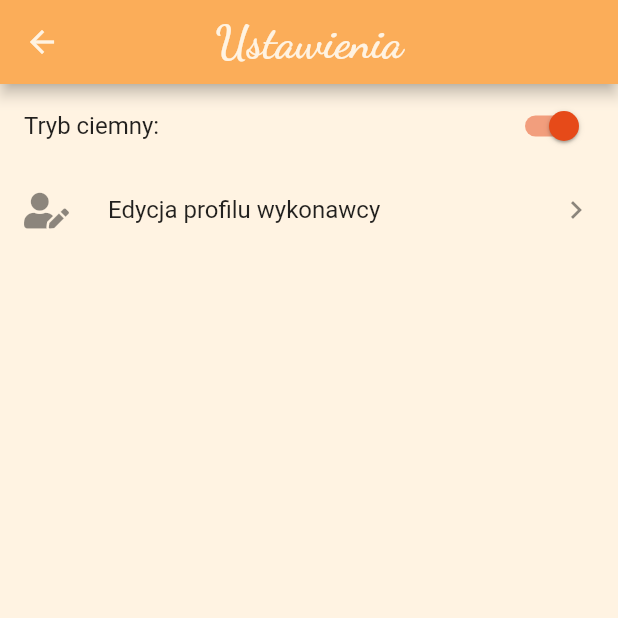
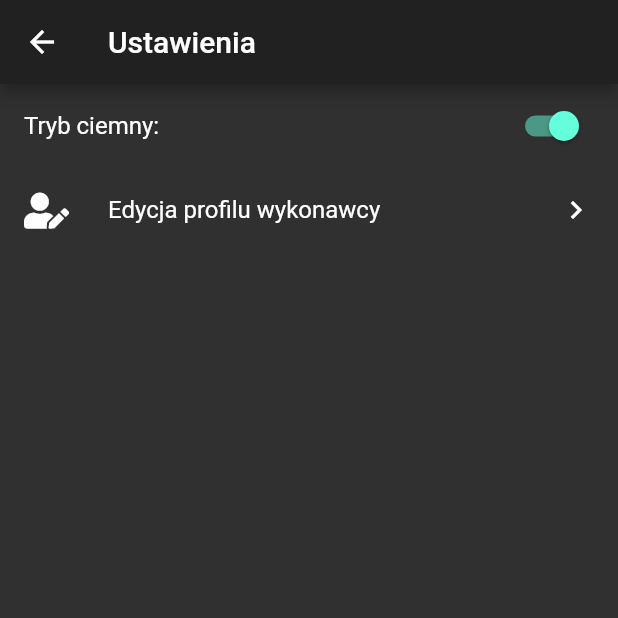
Before and after one commit to wysockikacper98/praca_inzynierska, a Flutter app: the SettingsScreen screen opened by its route, after a tap on "Tryb ciemny:", on a phone screen of 412 x 824 dp, the top half of it. Run offline on Flutter 3.47's test engine with Material 2 defaults, Android fonts, the phone set to English and light mode, and no system bars; our stand-ins replace auto_size_text, carousel_slider, cloud_firestore, firebase_auth, firebase_core, firebase_storage and 6 more; accounts and stored records are empty.

Commit message:
Przełączanie Theme aplikacji i zapisywanie ich w pamięci telefonu.
Took 56 minutes

```diff
--- a/lib/helpers/sharedPreferences.dart
+++ b/lib/helpers/storage_manager.dart
@@ -42,3 +42,27 @@
 //   await sharedPreferences.remove('user');
 //   setCurrentUser(null);
 // }
+
+
+import 'package:shared_preferences/shared_preferences.dart';
+
+class StorageManager {
+  static Future<void> saveData(String key, String value) async {
+    final prefs = await SharedPreferences.getInstance();
+    if (value is String) {
+      prefs.setString(key, value);
+    } else {
+      print("Invalid Type");
+    }
+  }
+
+  static Future<String> readData(String key) async {
+    final prefs = await SharedPreferences.getInstance();
+    return prefs.getString(key);
+  }
+
+  static Future<bool> deleteData(String key) async {
+    final prefs = await SharedPreferences.getInstance();
+    return prefs.remove(key);
+  }
+}
--- a/lib/main.dart
+++ b/lib/main.dart
@@ -9,6 +9,7 @@ import 'package:praca_inzynierska/screens/login/register_contractor_screen.dart'
 import 'package:praca_inzynierska/screens/login/register_user_screen.dart';
 import 'package:praca_inzynierska/screens/search/search_screen.dart';
 import 'package:praca_inzynierska/screens/settings_screen.dart';
+import 'package:praca_inzynierska/widgets/theme/theme_Provider.dart';
 import 'package:praca_inzynierska/widgets/theme/theme_dark.dart';
 import 'package:praca_inzynierska/widgets/theme/theme_light.dart';
 import 'package:provider/provider.dart';
@@ -41,9 +42,15 @@ class MyApp extends StatelessWidget {
         ChangeNotifierProvider(create: (ctx) => UserProvider()),
         ChangeNotifierProvider(create: (ctx) => FirmProvider()),
       ],
-      child: MaterialApp(
+      child: ChangeNotifierProvider(
+        create: (context) => ThemeProvider(),
+          builder: (context, _) {
+          final themeProvider = Provider.of<ThemeProvider>(context);
+
+            return MaterialApp(
               title: 'FixIT!',
               debugShowCheckedModeBanner: false,
+              themeMode: themeProvider.themeMode,
               darkTheme: themeDark(),
               theme: themeLight(),
               initialRoute: '/',
@@ -57,12 +64,16 @@ class MyApp extends StatelessWidget {
                     RegisterContractorScreen(),
                 FirmProfileScreen.routeName: (ctx) => FirmProfileScreen(),
                 EmergencyScreen.routeName: (ctx) => EmergencyScreen(),
-          UserEditProfileScreen.routeName: (ctx) => UserEditProfileScreen(),
-          FirmEditProfileScreen.routeName: (ctx) => FirmEditProfileScreen(),
+                UserEditProfileScreen.routeName: (ctx) =>
+                    UserEditProfileScreen(),
+                FirmEditProfileScreen.routeName: (ctx) =>
+                    FirmEditProfileScreen(),
                 SearchScreen.routeName: (ctx) => SearchScreen(),
                 SettingsScreen.routeName: (ctx) => SettingsScreen(),
                 // ChatsScreen.routeName: (ctx) => ChatsScreen(),
               },
+            );
+          }
       ),
     );
   }
--- a/lib/screens/login/login_screen.dart
+++ b/lib/screens/login/login_screen.dart
@@ -1,14 +1,15 @@
 import 'package:firebase_auth/firebase_auth.dart';
 import 'package:flutter/material.dart';
 import 'package:praca_inzynierska/helpers/firebaseHelper.dart';
+import 'package:praca_inzynierska/helpers/storage_manager.dart';
 import 'package:praca_inzynierska/models/users.dart';
+import 'package:praca_inzynierska/widgets/theme/theme_Provider.dart';
 import 'package:provider/provider.dart';
 
 import '../home_screen.dart';
 import 'login_form_screen.dart';
 
 class LoginScreen extends StatefulWidget {
-  const LoginScreen({Key key}) : super(key: key);
   static const routeName = '/login';
 
   @override
@@ -44,6 +45,8 @@ class _LoginScreenState extends State<LoginScreen> {
 
 functionTemp(UserProvider user, BuildContext context) async {
   final userId = FirebaseAuth.instance.currentUser.uid;
+  final provider = Provider.of<ThemeProvider>(context, listen: false);
+
   if (user.user == null) {
     await getUserInfoFromFirebase(context, userId);
   }
@@ -51,4 +54,19 @@ functionTemp(UserProvider user, BuildContext context) async {
     print("GetFirm info provider: " + userId);
     await getFirmInfoFromFirebase(context, userId);
   }
+
+  final String themeMode = await StorageManager.readData('themeMode');
+  if (themeMode == null) {
+    provider.themeMode = ThemeMode.system;
+      print('Hello themeMode is: $themeMode');
+  } else if (themeMode == 'dark') {
+    provider.themeMode = ThemeMode.dark;
+      print('Hello themeMode is: $themeMode');
+  } else if (themeMode == 'light') {
+    provider.themeMode = ThemeMode.light;
+      print('Hello themeMode is: $themeMode');
+  } else {
+    provider.themeMode = ThemeMode.system;
+      print('Hello themeMode is: $themeMode');
+  }
 }
--- a/lib/screens/settings_screen.dart
+++ b/lib/screens/settings_screen.dart
@@ -2,47 +2,35 @@ import 'package:flutter/material.dart';
 import 'package:font_awesome_flutter/font_awesome_flutter.dart';
 import 'package:praca_inzynierska/models/users.dart';
 import 'package:praca_inzynierska/screens/firm/firm_edit_profile_screen.dart';
+import 'package:praca_inzynierska/widgets/theme/theme_Provider.dart';
 import 'package:provider/provider.dart';
 
-class SettingsScreen extends StatefulWidget {
+class SettingsScreen extends StatelessWidget {
   static const routeName = '/settings';
-
-  @override
-  _SettingsScreenState createState() => _SettingsScreenState();
-}
-
-class _SettingsScreenState extends State<SettingsScreen> {
-  var _isDarkMode = false;
 
   @override
   Widget build(BuildContext context) {
     final bool isUserTypeFirm =
-        Provider.of<UserProvider>(context, listen: false).user.type ==
-            UserType.Firm;
+        Provider
+            .of<UserProvider>(context, listen: false)
+            .user
+            .type == UserType.Firm;
+
+    final themeProvider = Provider.of<ThemeProvider>(context);
 
     return Scaffold(
         appBar: AppBar(title: Text('Ustawienia')),
         body: Column(
           children: [
-            // IconButton(
-            //   icon: Icon(_isDarkMode
-            //       ? Icons.dark_mode_outlined
-            //       : Icons.light_mode_outlined),
-            //   iconSize: 200,
-            //   onPressed: () {
-            //     setState(() {
-            //       _isDarkMode = !_isDarkMode;
-            //     });
-            //   },
-            // ),
             SwitchListTile(
               title: Text('Tryb ciemny:'),
-              value: _isDarkMode,
-              activeColor: Theme.of(context).accentColor,
+              value: themeProvider.isDarkMode,
+              activeColor: Theme
+                  .of(context)
+                  .accentColor,
               onChanged: (value) {
-                setState(() {
-                  _isDarkMode = value;
-                });
+                final provider = Provider.of<ThemeProvider>(context, listen: false);
+                provider.toggleTheme(value);
               },
             ),
             ListTile(
@@ -51,13 +39,16 @@ class _SettingsScreenState extends State<SettingsScreen> {
                 isUserTypeFirm
                     ? 'Edycja profilu wykonawcy'
                     : 'Edycja profilu użytkownika',
-                style: Theme.of(context).textTheme.subtitle1,
+                style: Theme
+                    .of(context)
+                    .textTheme
+                    .subtitle1,
               ),
               trailing: Icon(Icons.chevron_right),
               onTap: () {
                 isUserTypeFirm
                     ? Navigator.of(context)
-                        .pushNamed(FirmEditProfileScreen.routeName)
+                    .pushNamed(FirmEditProfileScreen.routeName)
                     : Navigator.of(context).pop();
               },
             ),
--- a/lib/widgets/theme/theme_Provider.dart
+++ b/lib/widgets/theme/theme_Provider.dart
@@ -1,23 +1,34 @@
-
-
 import 'package:flutter/material.dart';
 import 'package:flutter/scheduler.dart';
-import 'package:praca_inzynierska/widgets/theme/theme_dark.dart';
-import 'package:praca_inzynierska/widgets/theme/theme_light.dart';
+import 'package:praca_inzynierska/helpers/storage_manager.dart';
 
-class ThemeProvider with ChangeNotifier{
+class ThemeProvider with ChangeNotifier {
+  ThemeMode _themeMode = ThemeMode.system;
 
-  ThemeMode themeMode = ThemeMode.system;
-
-  bool get isDarkMode{
-    if(themeMode == ThemeMode.system){
-      final brightness = SchedulerBinding.instance.window.platformBrightness;
-      return brightness == Brightness.dark;
-    }else{
-      return
+  set themeMode(ThemeMode value) {
+    if (_themeMode != value) {
+      _themeMode = value;
+      notifyListeners();
     }
   }
 
+  ThemeMode get themeMode => _themeMode;
 
+  bool get isDarkMode {
+    if (_themeMode == ThemeMode.system) {
+      final brightness = SchedulerBinding.instance.window.platformBrightness;
+      return brightness == Brightness.dark;
+    } else {
+      return _themeMode == ThemeMode.dark;
+    }
+  }
 
+  Future<void> toggleTheme(bool isOn) async {
+    ThemeMode theme = isOn ? ThemeMode.dark : ThemeMode.light;
+    isOn
+        ? await StorageManager.saveData('themeMode', 'dark')
+        : await StorageManager.saveData('themeMode', 'light');
+    _themeMode = theme;
+    notifyListeners();
+  }
 }
```
Lines whose indentation alone changed are shown as unchanged.
